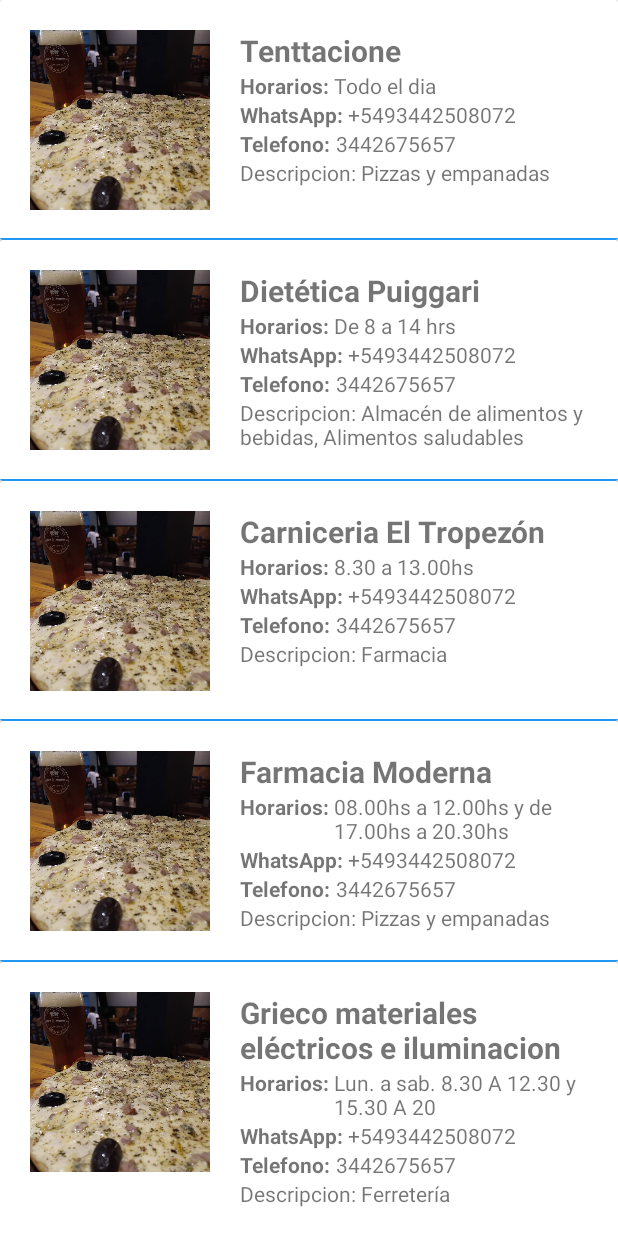
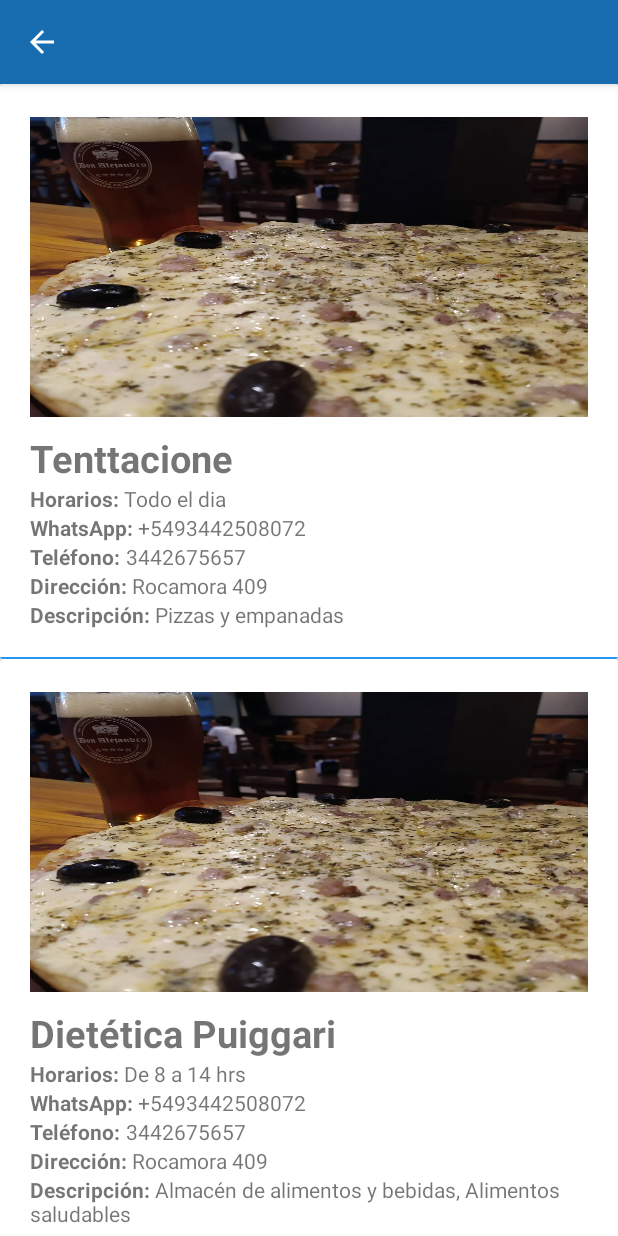
Before and after one commit to alexismorison95/concepcionApp, an Android app: the BuscarActivity screen opened directly, with no data from a screen before it, on a phone screen of 412 x 824 dp. Run offline under Robolectric (Android 15) with nearby library versions, the phone set to English and light mode, and no system bars; pictures from the network do not load; 3 statements that could not run were skipped.

Commit message:
colores y negocio_view actualizados

```diff
--- a/app/src/main/java/com/morris/concepcionapp/MainActivity.kt
+++ b/app/src/main/java/com/morris/concepcionapp/MainActivity.kt
@@ -25,6 +25,8 @@ class MainActivity : AppCompatActivity() {
 
         val tabs: TabLayout = findViewById(R.id.tabs)
         tabs.setupWithViewPager(viewPager)
+
+        viewPager.currentItem = 1
     }
 
 }
--- a/app/src/main/java/com/morris/concepcionapp/ui/main/BuscarActivity.kt
+++ b/app/src/main/java/com/morris/concepcionapp/ui/main/BuscarActivity.kt
@@ -2,6 +2,7 @@ package com.morris.concepcionapp.ui.main
 
 import androidx.appcompat.app.AppCompatActivity
 import android.os.Bundle
+import androidx.appcompat.widget.Toolbar
 import androidx.recyclerview.widget.LinearLayoutManager
 import com.morris.concepcionapp.R
 import kotlinx.android.synthetic.main.activity_buscar.*
@@ -11,54 +12,72 @@ data class Negocio(val nombre: String,
                    val whatsapp: String,
                    val telefono: String,
                    val descripcion: String,
+                   val direccion: String,
                    val imagen: String,
                    val rubro: String,
                    val palabrasClave: String)
 
 class BuscarActivity : AppCompatActivity() {
 
-    private val negociosLista = listOf(
-        Negocio("Tenttacione", "Todo el dia", "+5493442508072", "3442675657",
-            "Pizzas y empanadas", "https://png.pngtree.com/png-clipart/20190515/original/pngtree-a-young-boy-riding-an-orange-delivery-scooter-png-image_3637498.jpg",
-            "gastronomia", "pizzas, empanadas"),
-
-        Negocio("Dietética Puiggari", "De 8 a 14 hrs", "+5493442508072", "3442675657",
-            "Almacén de alimentos y bebidas, Alimentos saludables", "https://png.pngtree.com/png-clipart/20190515/original/pngtree-a-young-boy-riding-an-orange-delivery-scooter-png-image_3637498.jpg",
-            "almacen", "bebidas, gaseosas, alimentos"),
-
-        Negocio("Carniceria El Tropezón", "8.30 a 13.00hs", "+5493442508072", "3442675657",
-            "Farmacia", "https://png.pngtree.com/png-clipart/20190515/original/pngtree-a-young-boy-riding-an-orange-delivery-scooter-png-image_3637498.jpg",
-            "farmacia", "remedios, pastillas, farmacia"),
-
-        Negocio("Farmacia Moderna", "08.00hs a 12.00hs y de 17.00hs a 20.30hs", "+5493442508072", "3442675657",
-            "Pizzas y empanadas", "https://png.pngtree.com/png-clipart/20190515/original/pngtree-a-young-boy-riding-an-orange-delivery-scooter-png-image_3637498.jpg",
-            "gastronomia", "pizzas, empanadas"),
-
-        Negocio("Grieco materiales eléctricos e iluminacion", "Lun. a sab. 8.30 A 12.30 y 15.30 A 20", "+5493442508072", "3442675657",
-            "Ferretería", "https://png.pngtree.com/png-clipart/20190515/original/pngtree-a-young-boy-riding-an-orange-delivery-scooter-png-image_3637498.jpg",
-            "ferreteria", "ferreteria, tornillos, herramientas"),
-
-        Negocio("La fragancia", "8 a 12 y 16 a 18", "+5493442508072", "3442675657",
-            "Limpieza y perfumería", "https://png.pngtree.com/png-clipart/20190515/original/pngtree-a-young-boy-riding-an-orange-delivery-scooter-png-image_3637498.jpg",
-            "limpieza", "limpieza, productos, lavandina, alcohol")
-    )
-
     private lateinit var linearLayoutManager: LinearLayoutManager
+    private lateinit var toolbar: Toolbar
 
     override fun onCreate(savedInstanceState: Bundle?) {
         super.onCreate(savedInstanceState)
         setContentView(R.layout.activity_buscar)
 
-        val busqueda = intent.getSerializableExtra("busqueda")
-        val tipoBusqueda = intent.getSerializableExtra("tipo")
+        // Catch parametros
+        val busqueda = intent.getSerializableExtra("busqueda").toString()
+        val tipoBusqueda = intent.getSerializableExtra("tipo").toString()
 
-        // TODO: Cargo los negocios, en el futuro, la lista viene desde una bbdd
+        // Toolbar
+        toolbar = findViewById(R.id.toolbarBuscar)
+        toolbar.title = busqueda.capitalize()
+        toolbar.setNavigationOnClickListener { this.finish() }
+
+        // Lista que coincide con lo buscado
+        val listaNegocios = buscar(busqueda, tipoBusqueda)
+
+        // Cargo las vistas en el recyclerView
         recycle_list_view.apply {
             layoutManager = LinearLayoutManager(this.context)
-            adapter = NegocioAdapter(negociosLista)
+            adapter = NegocioAdapter(listaNegocios)
         }
+    }
 
-//        linearLayoutManager = LinearLayoutManager(this)
-//        recycle_list_view.layoutManager = linearLayoutManager
+    private fun buscar(busqueda: String, tipoBusqueda: String): List<Negocio> {
+
+        // TODO: De momento retorno la lista, en el futuro seria una lista desde el servidor
+        return listOf(
+            Negocio("Tenttacione", "Todo el dia", "+5493442508072", "3442675657",
+                "Pizzas y empanadas", "Rocamora 409",
+                "https://png.pngtree.com/png-clipart/20190515/original/pngtree-a-young-boy-riding-an-orange-delivery-scooter-png-image_3637498.jpg",
+                "gastronomia", "pizzas, empanadas"),
+
+            Negocio("Dietética Puiggari", "De 8 a 14 hrs", "+5493442508072", "3442675657",
+                "Almacén de alimentos y bebidas, Alimentos saludables", "Rocamora 409",
+                "https://png.pngtree.com/png-clipart/20190515/original/pngtree-a-young-boy-riding-an-orange-delivery-scooter-png-image_3637498.jpg",
+                "almacen", "bebidas, gaseosas, alimentos"),
+
+            Negocio("Carniceria El Tropezón", "8.30 a 13.00hs", "+5493442508072", "3442675657",
+                "Farmacia", "Rocamora 409",
+                "https://png.pngtree.com/png-clipart/20190515/original/pngtree-a-young-boy-riding-an-orange-delivery-scooter-png-image_3637498.jpg",
+                "farmacia", "remedios, pastillas, farmacia"),
+
+            Negocio("Farmacia Moderna", "08.00hs a 12.00hs y de 17.00hs a 20.30hs", "+5493442508072", "3442675657",
+                "Pizzas y empanadas", "Rocamora 409",
+                "https://png.pngtree.com/png-clipart/20190515/original/pngtree-a-young-boy-riding-an-orange-delivery-scooter-png-image_3637498.jpg",
+                "gastronomia", "pizzas, empanadas"),
+
+            Negocio("Grieco materiales eléctricos e iluminacion", "Lun. a sab. 8.30 A 12.30 y 15.30 A 20", "+5493442508072", "3442675657",
+                "Ferretería", "Rocamora 409",
+                "https://png.pngtree.com/png-clipart/20190515/original/pngtree-a-young-boy-riding-an-orange-delivery-scooter-png-image_3637498.jpg",
+                "ferreteria", "ferreteria, tornillos, herramientas"),
+
+            Negocio("La fragancia", "8 a 12 y 16 a 18", "+5493442508072", "3442675657",
+                "Limpieza y perfumería", "Rocamora 409",
+                "https://png.pngtree.com/png-clipart/20190515/original/pngtree-a-young-boy-riding-an-orange-delivery-scooter-png-image_3637498.jpg",
+                "limpieza", "limpieza, productos, lavandina, alcohol")
+        )
     }
 }
--- a/app/src/main/java/com/morris/concepcionapp/ui/main/NegocioAdapter.kt
+++ b/app/src/main/java/com/morris/concepcionapp/ui/main/NegocioAdapter.kt
@@ -4,10 +4,14 @@ import android.graphics.Bitmap
 import android.graphics.BitmapFactory
 import android.media.Image
 import android.net.Uri
+import android.os.Build
+import android.text.Html
 import android.view.LayoutInflater
 import android.view.ViewGroup
 import android.widget.ImageView
 import android.widget.TextView
+import androidx.annotation.RequiresApi
+import androidx.core.text.HtmlCompat
 import androidx.recyclerview.widget.RecyclerView
 import com.morris.concepcionapp.R
 
@@ -38,6 +42,7 @@ class NegocioViewHolder(inflater: LayoutInflater, parent: ViewGroup) :
     private var whatsapp: TextView? = null
     private var telefono: TextView? = null
     private var descripcion: TextView? = null
+    private var direccion: TextView? = null
     private var imagen: ImageView? = null
 
     init {
@@ -46,15 +51,19 @@ class NegocioViewHolder(inflater: LayoutInflater, parent: ViewGroup) :
         whatsapp = itemView.findViewById(R.id.negocio_whatsapp)
         telefono = itemView.findViewById(R.id.negocio_telefono)
         descripcion = itemView.findViewById(R.id.negocio_descripcion)
+        direccion = itemView.findViewById(R.id.negocio_direccion)
         imagen = itemView.findViewById(R.id.negocio_image)
     }
 
     fun bind(negocio: Negocio) {
-        nombre?.setText(negocio.nombre)
-        horario?.setText(negocio.horario)
-        whatsapp?.setText(negocio.whatsapp)
-        telefono?.setText(negocio.telefono)
-        descripcion?.setText("Descripcion: " + negocio.descripcion)
+        nombre?.text = negocio.nombre
+        horario?.text = negocio.horario
+        whatsapp?.text = negocio.whatsapp
+        telefono?.text = negocio.telefono
         imagen?.setImageURI(Uri.parse(negocio.imagen))
+        direccion?.text = negocio.direccion
+
+        val nuevaDescripcion= "<b>Descripción:</b> " + negocio.descripcion
+        descripcion?.text = HtmlCompat.fromHtml(nuevaDescripcion, HtmlCompat.FROM_HTML_MODE_LEGACY)
     }
 }
--- a/app/src/main/res/layout/activity_buscar.xml
+++ b/app/src/main/res/layout/activity_buscar.xml
@@ -1,10 +1,33 @@
 <?xml version="1.0" encoding="utf-8"?>
-<androidx.recyclerview.widget.RecyclerView
-    xmlns:android="http://schemas.android.com/apk/res/android"
+<androidx.coordinatorlayout.widget.CoordinatorLayout xmlns:android="http://schemas.android.com/apk/res/android"
     xmlns:tools="http://schemas.android.com/tools"
     android:layout_width="match_parent"
     android:layout_height="match_parent"
-    tools:context=".ui.main.BuscarActivity"
-    android:id="@+id/recycle_list_view">
+    xmlns:app="http://schemas.android.com/apk/res-auto"
+    tools:context=".ui.main.BuscarActivity">
 
-</androidx.recyclerview.widget.RecyclerView>
+    <com.google.android.material.appbar.AppBarLayout
+        android:layout_width="match_parent"
+        android:layout_height="wrap_content">
+
+        <androidx.appcompat.widget.Toolbar
+            android:id="@+id/toolbarBuscar"
+            android:layout_width="match_parent"
+            android:layout_height="?attr/actionBarSize"
+            android:theme="@style/ToolbarTheme"
+            android:background="@color/colorPrimaryDark2"
+            app:titleTextColor="@color/colorAccent"
+            app:navigationIcon="?attr/homeAsUpIndicator"/>
+
+    </com.google.android.material.appbar.AppBarLayout>
+
+    <androidx.recyclerview.widget.RecyclerView
+        android:layout_width="match_parent"
+        android:layout_height="match_parent"
+        android:id="@+id/recycle_list_view"
+        app:layout_behavior="com.google.android.material.appbar.AppBarLayout$ScrollingViewBehavior">
+
+    </androidx.recyclerview.widget.RecyclerView>
+
+
+</androidx.coordinatorlayout.widget.CoordinatorLayout>
--- a/app/src/main/res/layout/negocio_view.xml
+++ b/app/src/main/res/layout/negocio_view.xml
@@ -8,28 +8,23 @@
     <LinearLayout
         android:layout_width="match_parent"
         android:layout_height="wrap_content"
+        android:orientation="vertical"
         android:padding="20dp">
 
         <ImageView
             android:id="@+id/negocio_image"
-            android:layout_width="120dp"
-            android:layout_height="120dp"
+            android:layout_width="match_parent"
+            android:layout_height="200dp"
             android:background="@drawable/taberna"
-            android:layout_gravity="top"
-            android:layout_marginRight="20dp"/>
-
-        <LinearLayout
-            android:layout_width="match_parent"
-            android:layout_height="wrap_content"
-            android:orientation="vertical"
-            android:layout_gravity="top">
+            android:layout_marginBottom="10dp"
+            android:layout_marginTop="2dp"/>
 
         <TextView
             android:id="@+id/negocio_nombre"
             android:layout_width="match_parent"
             android:layout_height="wrap_content"
             android:text="Nombre de negocio"
-                android:textSize="20sp"
+            android:textSize="25sp"
             android:textStyle="bold"/>
 
         <LinearLayout
@@ -70,6 +65,7 @@
                 android:layout_width="match_parent"
                 android:layout_height="wrap_content"
                 android:text="+543445402211"
+                android:singleLine="true"
                 android:layout_gravity="right"/>
 
         </LinearLayout>
@@ -82,7 +78,7 @@
             <TextView
                 android:layout_width="wrap_content"
                 android:layout_height="wrap_content"
-                    android:text="Telefono: "
+                android:text="Teléfono: "
                 android:textStyle="bold"
                 android:layout_gravity="left"/>
 
@@ -95,6 +91,27 @@
 
         </LinearLayout>
 
+        <LinearLayout
+            android:layout_width="match_parent"
+            android:layout_height="wrap_content"
+            android:orientation="horizontal">
+
+            <TextView
+                android:layout_width="wrap_content"
+                android:layout_height="wrap_content"
+                android:text="Dirección: "
+                android:textStyle="bold"
+                android:layout_gravity="left"/>
+
+            <TextView
+                android:id="@+id/negocio_direccion"
+                android:layout_width="match_parent"
+                android:layout_height="wrap_content"
+                android:text="Tibiletti 478"
+                android:layout_gravity="right"/>
+
+        </LinearLayout>
+
         <TextView
             android:id="@+id/negocio_descripcion"
             android:layout_width="match_parent"
@@ -102,7 +119,6 @@
             android:maxLines="10"
             android:text="Descripcion: Lorem ipsum dolor sit amet, consectetur adipisicing elit, sed do eiusmod tempor incididunt ut labore et dolore magna aliqua. Ut enim ad minim veniam, quis nostrud exercitation ullamco laboris nisi ut aliquip ex ea commodo consequat."/>
 
-        </LinearLayout>
 
     </LinearLayout>
 
--- a/app/src/main/res/values/colors.xml
+++ b/app/src/main/res/values/colors.xml
@@ -3,6 +3,7 @@
     <color name="colorPrimary">#2196F3</color>
     <color name="colorPrimaryLight">#5EB8FF</color>
     <color name="colorPrimaryDark">#2196F3</color>
+    <color name="colorPrimaryDark2">#186DB0</color>
     <color name="colorAccent">#FFFFFF</color>
     <color name="colorBlack">#000000</color>
     <color name="colorText">#6A6A6A</color>
--- a/app/src/main/res/values/strings.xml
+++ b/app/src/main/res/values/strings.xml
@@ -1,8 +1,8 @@
 <resources>
     <string name="app_name">Concepción App</string>
-    <string name="tab_text_1">Inicio</string>
+    <string name="tab_text_1">Locales</string>
     <string name="tab_text_2">Noticias</string>
-    <string name="buscar">Buscar</string>
+    <string name="buscar">Buscar por comida, rubro, etc.</string>
 
     <!-- TODO: Remove or change this placeholder text -->
     <string name="hello_blank_fragment">Hello blank fragment</string>
--- a/app/src/main/res/values/styles.xml
+++ b/app/src/main/res/values/styles.xml
@@ -4,13 +4,13 @@
     <style name="AppTheme" parent="Theme.AppCompat.Light.NoActionBar">
         <!-- Customize your theme here. -->
         <item name="colorPrimary">@color/colorPrimary</item>
-        <item name="colorPrimaryDark">@color/colorPrimaryDark</item>
+        <item name="colorPrimaryDark">@color/colorPrimaryDark2</item>
         <item name="colorAccent">@color/colorAccent</item>
     </style>
 
     <style name="AppThemeInicio" parent="Theme.AppCompat.Light.NoActionBar">
         <!-- Customize your theme here. -->
-        <item name="colorPrimary">@color/colorPrimary</item>
+        <item name="colorPrimary">@color/colorPrimaryDark2</item>
         <item name="colorPrimaryDark">@color/colorPrimaryDark</item>
         <item name="colorAccent">@color/colorPrimary</item>
         <item name="colorControlNormal">@color/colorText</item>
@@ -22,8 +22,15 @@
         <item name="colorControlHighlight">@color/colorPrimaryDark</item>
     </style>
 
-    <style name="AppTheme.AppBarOverlay" parent="ThemeOverlay.AppCompat.Dark.ActionBar" />
+    <style name="AppTheme.AppBarOverlay" parent="ThemeOverlay.AppCompat.Dark.ActionBar">
+        <item name="colorPrimary">@color/colorPrimaryDark2</item>
+    </style>
 
     <style name="AppTheme.PopupOverlay" parent="ThemeOverlay.AppCompat.Light" />
 
+    <style name="ToolbarTheme" parent="@style/ThemeOverlay.AppCompat.ActionBar">
+        <!-- Customize color of navigation drawer icon and back arrow -->
+        <item name="colorControlNormal">@color/colorAccent</item>
+    </style>
+
 </resources>
```
Also changed, not shown: app/src/main/java/com/morris/concepcionapp/ui/main/InicioFragment.kt (+35 -12 lines), app/src/main/java/com/morris/concepcionapp/ui/main/SectionsPagerAdapter.kt (+4 -4 lines), app/src/main/res/layout/fragment_inicio.xml (+8 -2 lines). Lines whose indentation alone changed are shown as unchanged.
